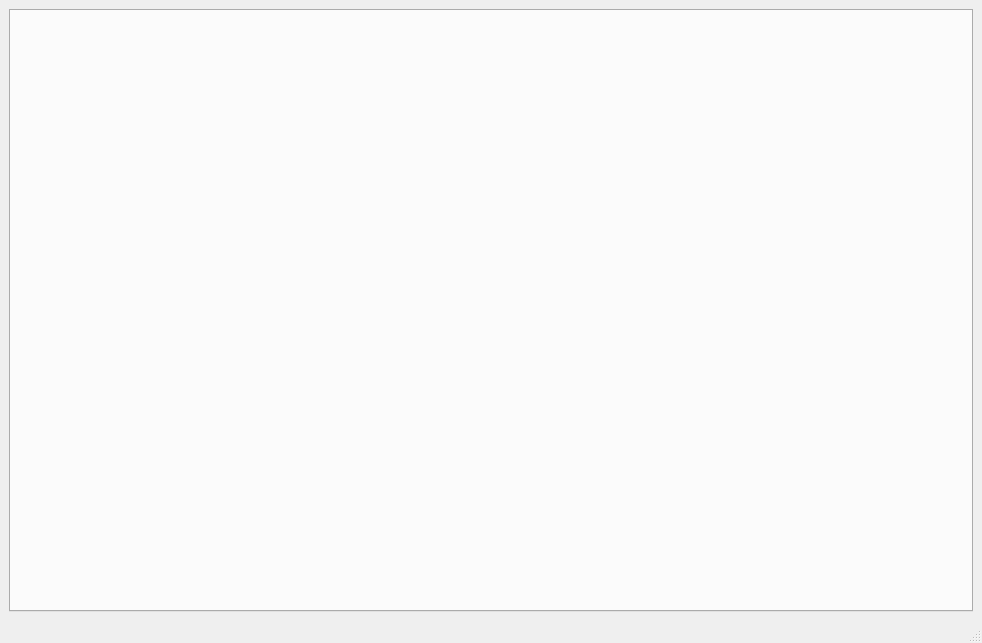
Qt form stitcher/stitcher.ui (dakoner/microscope_ui) before a commit.
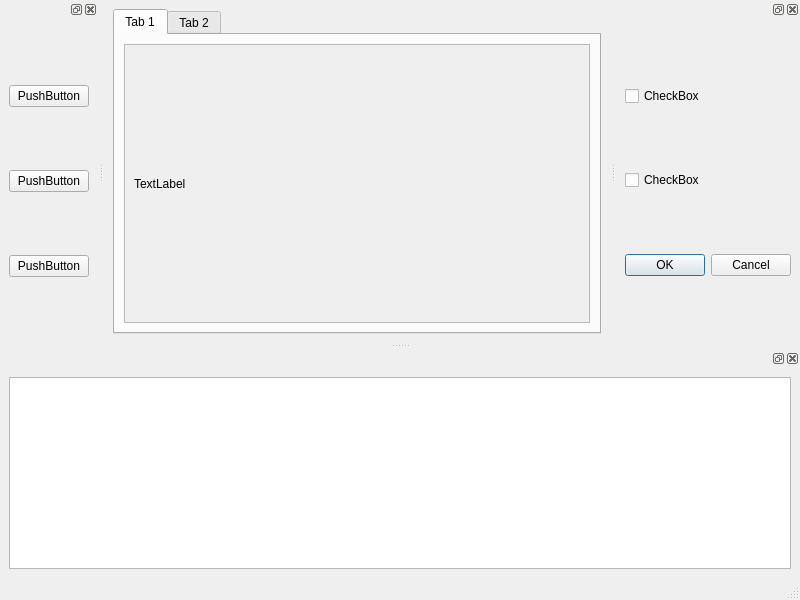
The same form after that commit. Custom widgets are drawn as their Qt base class.

```diff
--- a/stitcher/stitcher.ui
+++ b/stitcher/stitcher.ui
@@ -6,26 +6,55 @@
    <rect>
     <x>0</x>
     <y>0</y>
-    <width>982</width>
-    <height>643</height>
+    <width>800</width>
+    <height>600</height>
    </rect>
   </property>
   <property name="windowTitle">
    <string>MainWindow</string>
   </property>
   <widget class="QWidget" name="centralwidget">
-   <property name="sizePolicy">
-    <sizepolicy hsizetype="Expanding" vsizetype="Expanding">
-     <horstretch>0</horstretch>
-     <verstretch>0</verstretch>
-    </sizepolicy>
-   </property>
-   <layout class="QGridLayout" name="gridLayout">
-    <item row="0" column="0">
-     <widget class="TabWidget" name="tabWidget">
-      <property name="currentIndex">
-       <number>-1</number>
-      </property>
+   <layout class="QVBoxLayout" name="verticalLayout">
+    <item>
+     <widget class="QTabWidget" name="tabWidget">
+      <widget class="QWidget" name="tab">
+       <attribute name="title">
+        <string>Tab 1</string>
+       </attribute>
+       <layout class="QGridLayout" name="gridLayout_3">
+        <item row="0" column="0">
+         <widget class="QScrollArea" name="scrollArea">
+          <property name="widgetResizable">
+           <bool>true</bool>
+          </property>
+          <widget class="QWidget" name="scrollAreaWidgetContents">
+           <property name="geometry">
+            <rect>
+             <x>0</x>
+             <y>0</y>
+             <width>566</width>
+             <height>292</height>
+            </rect>
+           </property>
+           <layout class="QVBoxLayout" name="verticalLayout_4">
+            <item>
+             <widget class="QLabel" name="label">
+              <property name="text">
+               <string>TextLabel</string>
+              </property>
+             </widget>
+            </item>
+           </layout>
+          </widget>
+         </widget>
+        </item>
+       </layout>
+      </widget>
+      <widget class="QWidget" name="tab_2">
+       <attribute name="title">
+        <string>Tab 2</string>
+       </attribute>
+      </widget>
      </widget>
     </item>
    </layout>
@@ -41,15 +70,88 @@
    </property>
   </widget>
   <widget class="QStatusBar" name="statusbar"/>
+  <widget class="QDockWidget" name="dockWidget">
+   <property name="allowedAreas">
+    <set>Qt::LeftDockWidgetArea</set>
+   </property>
+   <attribute name="dockWidgetArea">
+    <number>1</number>
+   </attribute>
+   <widget class="QWidget" name="dockWidgetContents">
+    <layout class="QVBoxLayout" name="verticalLayout_3">
+     <item>
+      <widget class="QPushButton" name="pushButton">
+       <property name="text">
+        <string>PushButton</string>
+       </property>
+      </widget>
+     </item>
+     <item>
+      <widget class="QPushButton" name="pushButton_2">
+       <property name="text">
+        <string>PushButton</string>
+       </property>
+      </widget>
+     </item>
+     <item>
+      <widget class="QPushButton" name="pushButton_3">
+       <property name="text">
+        <string>PushButton</string>
+       </property>
+      </widget>
+     </item>
+    </layout>
+   </widget>
+  </widget>
+  <widget class="QDockWidget" name="dockWidget_2">
+   <property name="allowedAreas">
+    <set>Qt::RightDockWidgetArea</set>
+   </property>
+   <attribute name="dockWidgetArea">
+    <number>2</number>
+   </attribute>
+   <widget class="QWidget" name="dockWidgetContents_2">
+    <layout class="QGridLayout" name="gridLayout_2">
+     <item row="0" column="0">
+      <widget class="QCheckBox" name="checkBox">
+       <property name="text">
+        <string>CheckBox</string>
+       </property>
+      </widget>
+     </item>
+     <item row="1" column="0">
+      <widget class="QCheckBox" name="checkBox_2">
+       <property name="text">
+        <string>CheckBox</string>
+       </property>
+      </widget>
+     </item>
+     <item row="2" column="0">
+      <widget class="QDialogButtonBox" name="buttonBox">
+       <property name="standardButtons">
+        <set>QDialogButtonBox::Cancel|QDialogButtonBox::Ok</set>
+       </property>
+      </widget>
+     </item>
+    </layout>
+   </widget>
+  </widget>
+  <widget class="QDockWidget" name="dockWidget_3">
+   <property name="allowedAreas">
+    <set>Qt::BottomDockWidgetArea</set>
+   </property>
+   <attribute name="dockWidgetArea">
+    <number>8</number>
+   </attribute>
+   <widget class="QWidget" name="dockWidgetContents_3">
+    <layout class="QVBoxLayout" name="verticalLayout_2">
+     <item>
+      <widget class="QTextEdit" name="textEdit"/>
+     </item>
+    </layout>
+   </widget>
+  </widget>
  </widget>
- <customwidgets>
-  <customwidget>
-   <class>TabWidget</class>
-   <extends>QTabWidget</extends>
-   <header>microscope_ui.stitcher.stitcher</header>
-   <container>1</container>
-  </customwidget>
- </customwidgets>
  <resources/>
  <connections/>
 </ui>
```
Left out of the diff: 2 changed lines with no effect on the pictures.
